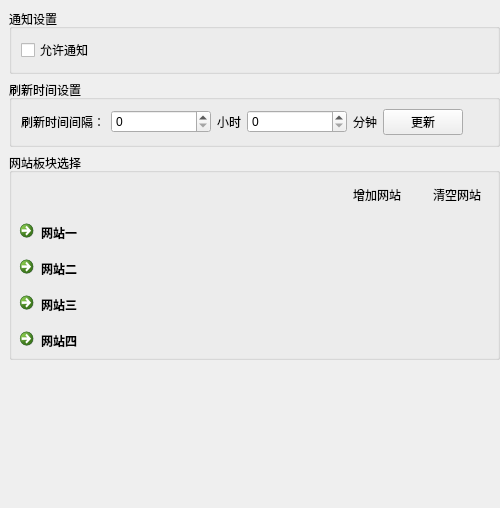
Above: settingform.ui from RemnantCloude/FlyMessage before the change. Below: the same form after it.
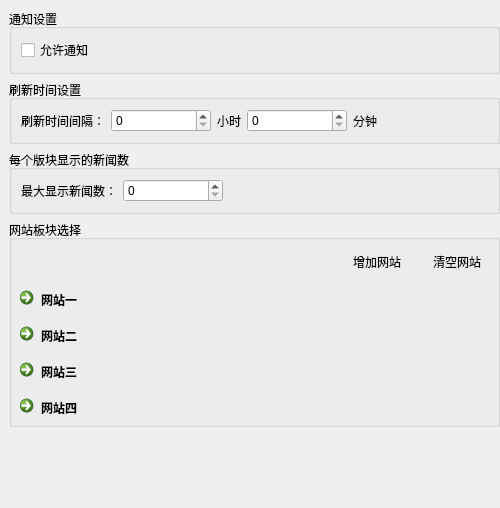
That is the form after the change. Icons and pictures are not drawn.

Commit message:
设置界面更改
设置界面更改

Patch:
```diff
--- a/settingform.ui
+++ b/settingform.ui
@@ -113,13 +113,6 @@
         </property>
        </widget>
       </item>
-      <item>
-       <widget class="QPushButton" name="updateButton">
-        <property name="text">
-         <string>更新</string>
-        </property>
-       </widget>
-      </item>
       <item>
        <spacer name="horizontalSpacer_3">
         <property name="orientation">
@@ -136,6 +129,51 @@
      </layout>
     </widget>
    </item>
+   <item>
+    <widget class="QGroupBox" name="groupBox">
+     <property name="minimumSize">
+      <size>
+       <width>0</width>
+       <height>60</height>
+      </size>
+     </property>
+     <property name="title">
+      <string>每个版块显示的新闻数</string>
+     </property>
+     <layout class="QHBoxLayout" name="horizontalLayout">
+      <item>
+       <widget class="QLabel" name="label_4">
+        <property name="text">
+         <string>最大显示新闻数：</string>
+        </property>
+       </widget>
+      </item>
+      <item>
+       <widget class="QSpinBox" name="spinBox">
+        <property name="minimumSize">
+         <size>
+          <width>100</width>
+          <height>0</height>
+         </size>
+        </property>
+       </widget>
+      </item>
+      <item>
+       <spacer name="horizontalSpacer_2">
+        <property name="orientation">
+         <enum>Qt::Horizontal</enum>
+        </property>
+        <property name="sizeHint" stdset="0">
+         <size>
+          <width>40</width>
+          <height>20</height>
+         </size>
+        </property>
+       </spacer>
+      </item>
+     </layout>
+    </widget>
+   </item>
    <item>
     <widget class="QGroupBox" name="WebSetting">
      <property name="title">
```
The commit also changes 1 other file.
